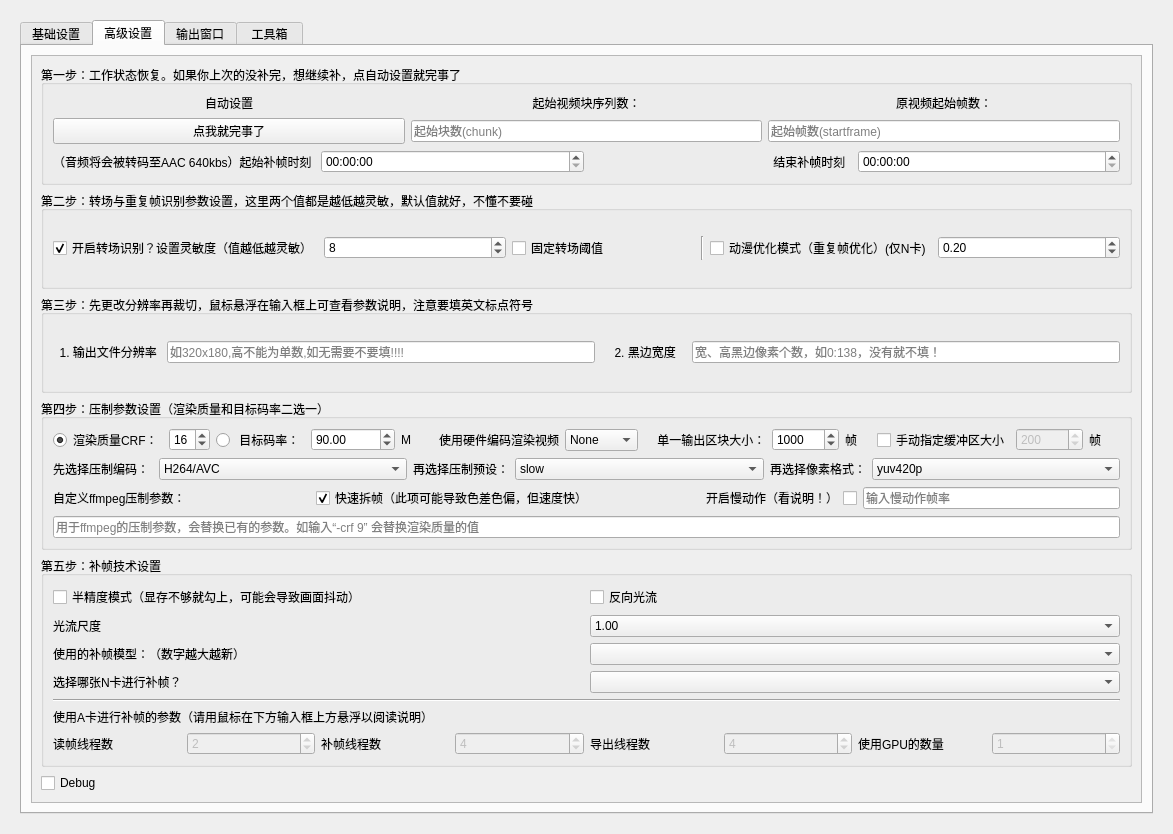
Old version of the form Utils/RIFE_GUI.ui in the repository 100wman/RIFE_GUI.
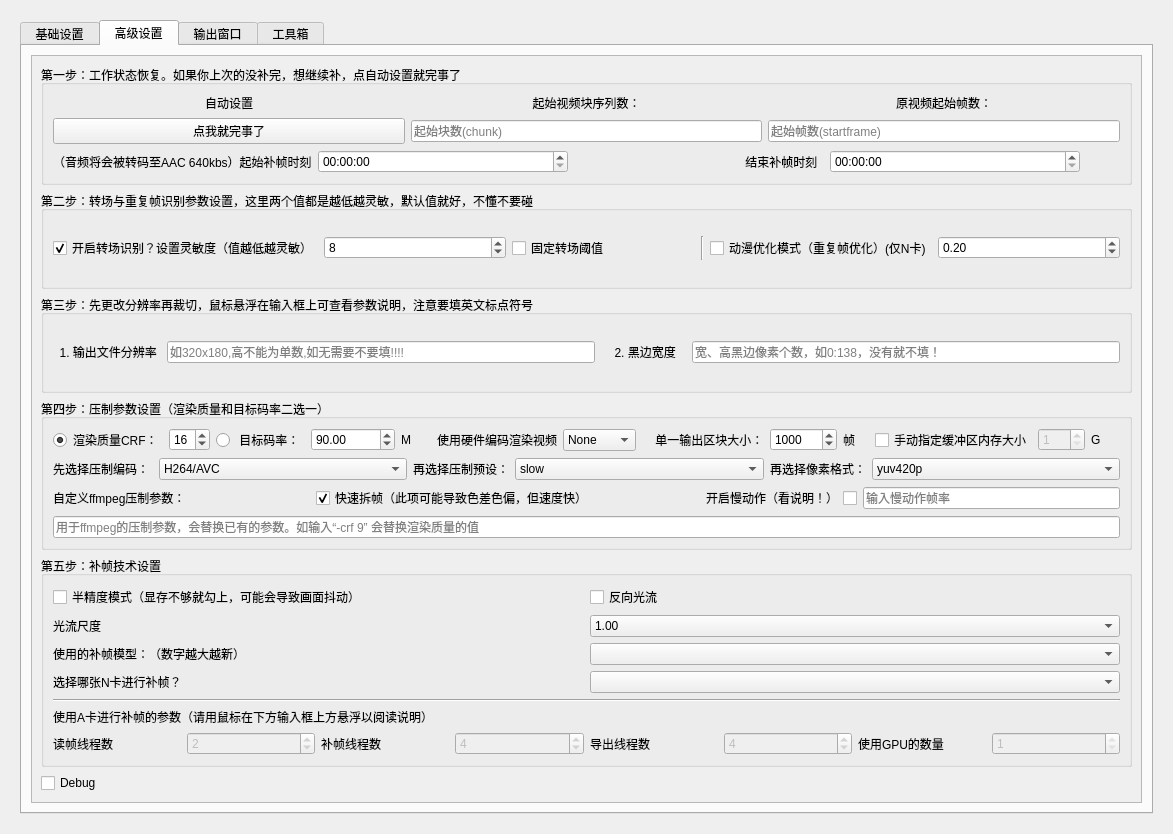
New version of the form. The open tabs and pages were chosen to show the change. Icons and pictures are not drawn. Custom widgets are drawn as their Qt base class.

Patch:
```diff
--- a/Utils/RIFE_GUI.ui
+++ b/Utils/RIFE_GUI.ui
@@ -70,7 +70,7 @@
           <bool>true</bool>
          </property>
          <attribute name="title">
-          <string>基础设置</string>
+          <string> 基础设置 </string>
          </attribute>
          <layout class="QGridLayout" name="gridLayout_23">
           <item row="0" column="0">
@@ -431,7 +431,7 @@
         </widget>
         <widget class="QWidget" name="step2">
          <attribute name="title">
-          <string>高级设置</string>
+          <string> 高级设置 </string>
          </attribute>
          <layout class="QGridLayout" name="gridLayout_2">
           <item row="0" column="0">
@@ -587,6 +587,22 @@
                        </property>
                       </widget>
                      </item>
+                     <item>
+                      <spacer name="horizontalSpacer">
+                       <property name="orientation">
+                        <enum>Qt::Horizontal</enum>
+                       </property>
+                       <property name="sizeType">
+                        <enum>QSizePolicy::Preferred</enum>
+                       </property>
+                       <property name="sizeHint" stdset="0">
+                        <size>
+                         <width>40</width>
+                         <height>20</height>
+                        </size>
+                       </property>
+                      </spacer>
+                     </item>
                     </layout>
                    </item>
                   </layout>
@@ -928,7 +944,7 @@
                         <string>&lt;html&gt;&lt;head/&gt;&lt;body&gt;&lt;p&gt;防止爆内存，一般不用勾选。&lt;span style=&quot; font-weight:600;&quot;&gt;专业人士自用&lt;/span&gt;&lt;/p&gt;&lt;/body&gt;&lt;/html&gt;</string>
                        </property>
                        <property name="text">
-                        <string>手动指定缓冲区大小</string>
+                        <string>手动指定缓冲区内存大小</string>
                        </property>
                       </widget>
                      </item>
@@ -947,23 +963,23 @@
                         <string>&lt;html&gt;&lt;head/&gt;&lt;body&gt;&lt;p&gt;防止爆内存，一般不用勾选。&lt;span style=&quot; font-weight:600;&quot;&gt;专业人士自用&lt;/span&gt;&lt;/p&gt;&lt;/body&gt;&lt;/html&gt;</string>
                        </property>
                        <property name="minimum">
-                        <number>100</number>
+                        <number>1</number>
                        </property>
                        <property name="maximum">
-                        <number>100000</number>
+                        <number>500</number>
                        </property>
                        <property name="singleStep">
                         <number>50</number>
                        </property>
                        <property name="value">
-                        <number>200</number>
+                        <number>1</number>
                        </property>
                       </widget>
                      </item>
                      <item>
                       <widget class="QLabel" name="label_19">
                        <property name="text">
-                        <string>帧</string>
+                        <string>G</string>
                        </property>
                       </widget>
                      </item>
@@ -1447,7 +1463,7 @@
           <string/>
          </property>
          <attribute name="title">
-          <string>输出窗口</string>
+          <string> 输出窗口 </string>
          </attribute>
          <layout class="QGridLayout" name="gridLayout_24">
           <item row="0" column="0">
```
Left out of the diff: 2 changed lines with no effect on the pictures.
